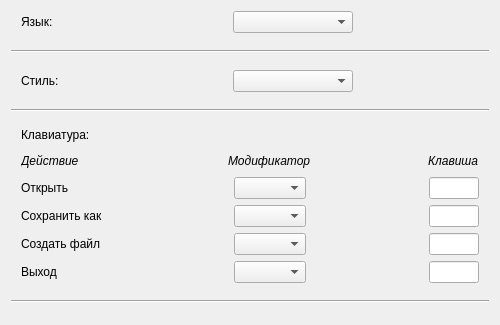
Before: the Qt Designer form ParametersWidget.ui in mrEscow/GB_QT, drawn with Qt 5.
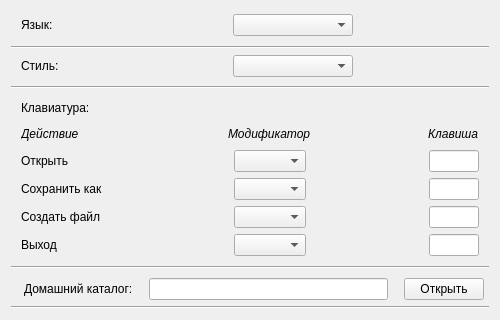
After: the same form once the commit is applied.

Commit message: Added metods for save and change home directory

```diff
--- a/ParametersWidget.ui
+++ b/ParametersWidget.ui
@@ -7,7 +7,7 @@
     <x>0</x>
     <y>0</y>
     <width>500</width>
-    <height>325</height>
+    <height>320</height>
    </rect>
   </property>
   <property name="minimumSize">
@@ -18,14 +18,30 @@
   </property>
   <property name="maximumSize">
    <size>
-    <width>500</width>
-    <height>325</height>
+    <width>10000</width>
+    <height>10000</height>
    </size>
   </property>
   <property name="windowTitle">
    <string>Form</string>
   </property>
   <layout class="QVBoxLayout" name="verticalLayout_2">
+   <item>
+    <spacer name="verticalSpacer_5">
+     <property name="orientation">
+      <enum>Qt::Vertical</enum>
+     </property>
+     <property name="sizeType">
+      <enum>QSizePolicy::Preferred</enum>
+     </property>
+     <property name="sizeHint" stdset="0">
+      <size>
+       <width>20</width>
+       <height>13</height>
+      </size>
+     </property>
+    </spacer>
+   </item>
    <item>
     <layout class="QVBoxLayout" name="verticalLayout">
      <item>
@@ -102,29 +118,6 @@
      </item>
     </layout>
    </item>
-   <item>
-    <spacer name="verticalSpacer_5">
-     <property name="orientation">
-      <enum>Qt::Vertical</enum>
-     </property>
-     <property name="sizeType">
-      <enum>QSizePolicy::Preferred</enum>
-     </property>
-     <property name="sizeHint" stdset="0">
-      <size>
-       <width>20</width>
-       <height>13</height>
-      </size>
-     </property>
-    </spacer>
-   </item>
-   <item>
-    <widget class="Line" name="line_3">
-     <property name="orientation">
-      <enum>Qt::Horizontal</enum>
-     </property>
-    </widget>
-   </item>
    <item>
     <spacer name="verticalSpacer_3">
      <property name="orientation">
@@ -141,6 +134,29 @@
      </property>
     </spacer>
    </item>
+   <item>
+    <widget class="Line" name="line_3">
+     <property name="orientation">
+      <enum>Qt::Horizontal</enum>
+     </property>
+    </widget>
+   </item>
+   <item>
+    <spacer name="verticalSpacer_10">
+     <property name="orientation">
+      <enum>Qt::Vertical</enum>
+     </property>
+     <property name="sizeType">
+      <enum>QSizePolicy::Preferred</enum>
+     </property>
+     <property name="sizeHint" stdset="0">
+      <size>
+       <width>20</width>
+       <height>0</height>
+      </size>
+     </property>
+    </spacer>
+   </item>
    <item>
     <layout class="QHBoxLayout" name="horizontalLayout_8">
      <item>
@@ -244,7 +260,7 @@
      <property name="sizeHint" stdset="0">
       <size>
        <width>20</width>
-       <height>10</height>
+       <height>13</height>
       </size>
      </property>
     </spacer>
@@ -829,6 +845,9 @@
      <property name="orientation">
       <enum>Qt::Vertical</enum>
      </property>
+     <property name="sizeType">
+      <enum>QSizePolicy::Preferred</enum>
+     </property>
      <property name="sizeHint" stdset="0">
       <size>
        <width>20</width>
@@ -837,6 +856,140 @@
      </property>
     </spacer>
    </item>
+   <item>
+    <layout class="QHBoxLayout" name="horizontalLayout_10">
+     <item>
+      <spacer name="horizontalSpacer_22">
+       <property name="orientation">
+        <enum>Qt::Horizontal</enum>
+       </property>
+       <property name="sizeType">
+        <enum>QSizePolicy::Fixed</enum>
+       </property>
+       <property name="sizeHint" stdset="0">
+        <size>
+         <width>13</width>
+         <height>20</height>
+        </size>
+       </property>
+      </spacer>
+     </item>
+     <item>
+      <widget class="QLabel" name="labelHomeDirectory">
+       <property name="minimumSize">
+        <size>
+         <width>100</width>
+         <height>0</height>
+        </size>
+       </property>
+       <property name="text">
+        <string>Домашний каталог:</string>
+       </property>
+      </widget>
+     </item>
+     <item>
+      <spacer name="horizontalSpacer_center_3">
+       <property name="orientation">
+        <enum>Qt::Horizontal</enum>
+       </property>
+       <property name="sizeType">
+        <enum>QSizePolicy::Minimum</enum>
+       </property>
+       <property name="sizeHint" stdset="0">
+        <size>
+         <width>10</width>
+         <height>13</height>
+        </size>
+       </property>
+      </spacer>
+     </item>
+     <item>
+      <widget class="QLineEdit" name="lineEditPath">
+       <property name="readOnly">
+        <bool>true</bool>
+       </property>
+      </widget>
+     </item>
+     <item>
+      <spacer name="horizontalSpacer_right_5">
+       <property name="orientation">
+        <enum>Qt::Horizontal</enum>
+       </property>
+       <property name="sizeType">
+        <enum>QSizePolicy::Minimum</enum>
+       </property>
+       <property name="sizeHint" stdset="0">
+        <size>
+         <width>10</width>
+         <height>13</height>
+        </size>
+       </property>
+      </spacer>
+     </item>
+     <item>
+      <widget class="QPushButton" name="pushButtonOpen">
+       <property name="text">
+        <string>Открыть</string>
+       </property>
+      </widget>
+     </item>
+     <item>
+      <spacer name="horizontalSpacer_23">
+       <property name="orientation">
+        <enum>Qt::Horizontal</enum>
+       </property>
+       <property name="sizeType">
+        <enum>QSizePolicy::Fixed</enum>
+       </property>
+       <property name="sizeHint" stdset="0">
+        <size>
+         <width>5</width>
+         <height>20</height>
+        </size>
+       </property>
+      </spacer>
+     </item>
+    </layout>
+   </item>
+   <item>
+    <spacer name="verticalSpacer_9">
+     <property name="orientation">
+      <enum>Qt::Vertical</enum>
+     </property>
+     <property name="sizeType">
+      <enum>QSizePolicy::Preferred</enum>
+     </property>
+     <property name="sizeHint" stdset="0">
+      <size>
+       <width>20</width>
+       <height>0</height>
+      </size>
+     </property>
+    </spacer>
+   </item>
+   <item>
+    <widget class="Line" name="line_4">
+     <property name="orientation">
+      <enum>Qt::Horizontal</enum>
+     </property>
+    </widget>
+   </item>
+   <item>
+    <spacer name="verticalSpacer_8">
+     <property name="orientation">
+      <enum>Qt::Vertical</enum>
+     </property>
+     <property name="sizeType">
+      <enum>QSizePolicy::Preferred</enum>
+     </property>
+     <property name="sizeHint" stdset="0">
+      <size>
+       <width>20</width>
+       <height>0</height>
+      </size>
+     </property>
+    </spacer>
+   </item>
   </layout>
  </widget>
  <resources/>
```
The commit also changes 4 other files.
